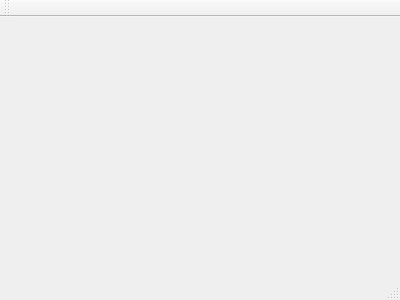
This is woterm/qwomainwindow.ui in hongnod/woterm as Qt 5 draws it before an edit. The edited form follows.
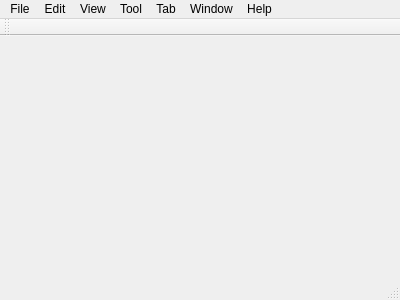
This is the edited form.

```diff
--- a/woterm/qwomainwindow.ui
+++ b/woterm/qwomainwindow.ui
@@ -23,6 +23,61 @@
      <height>23</height>
     </rect>
    </property>
+   <widget class="QMenu" name="menu">
+    <property name="title">
+     <string>File</string>
+    </property>
+    <addaction name="actionNew"/>
+    <addaction name="actionOpen"/>
+    <addaction name="separator"/>
+    <addaction name="actionDisconect"/>
+    <addaction name="actionReconnect"/>
+    <addaction name="actionReconnect_All"/>
+    <addaction name="separator"/>
+    <addaction name="actionImport"/>
+    <addaction name="actionExport"/>
+    <addaction name="separator"/>
+    <addaction name="actionTransfer"/>
+    <addaction name="actionLog"/>
+    <addaction name="actionExit"/>
+   </widget>
+   <widget class="QMenu" name="menuEdit_E">
+    <property name="title">
+     <string>Edit</string>
+    </property>
+   </widget>
+   <widget class="QMenu" name="menuView_V">
+    <property name="title">
+     <string>View</string>
+    </property>
+   </widget>
+   <widget class="QMenu" name="menuTool">
+    <property name="title">
+     <string>Tool</string>
+    </property>
+   </widget>
+   <widget class="QMenu" name="menuTab">
+    <property name="title">
+     <string>Tab</string>
+    </property>
+   </widget>
+   <widget class="QMenu" name="menuWindow">
+    <property name="title">
+     <string>Window</string>
+    </property>
+   </widget>
+   <widget class="QMenu" name="menuHelp">
+    <property name="title">
+     <string>Help</string>
+    </property>
+   </widget>
+   <addaction name="menu"/>
+   <addaction name="menuEdit_E"/>
+   <addaction name="menuView_V"/>
+   <addaction name="menuTool"/>
+   <addaction name="menuTab"/>
+   <addaction name="menuWindow"/>
+   <addaction name="menuHelp"/>
   </widget>
   <widget class="QToolBar" name="mainToolBar">
    <attribute name="toolBarArea">
```
Left out of the diff: 64 changed lines with no effect on the pictures.
